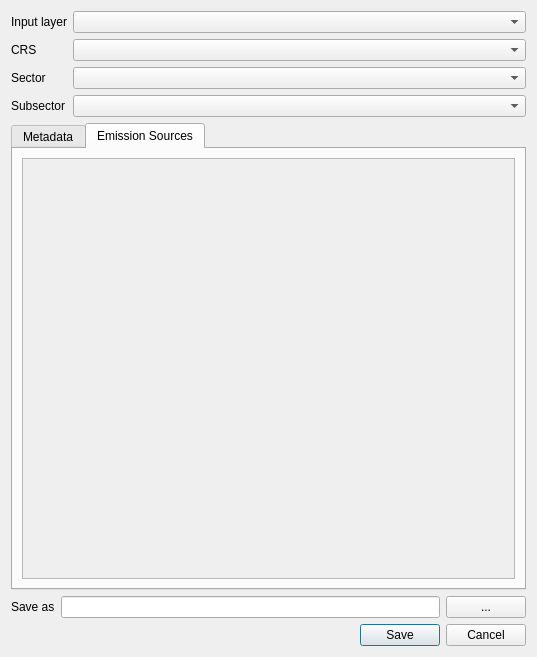
Above: ImaerPlugin/generate_calc_input_dlg.ui from opengeogroep/AERIUS-QGIS-plugins before the change. Below: the same form after it.
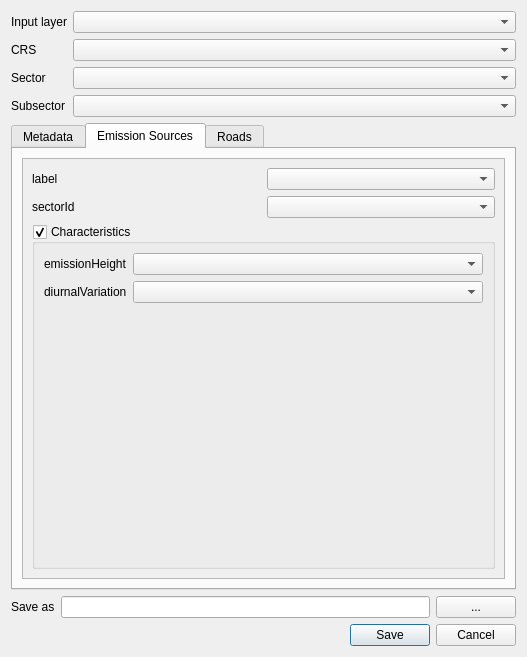
That is the form after the change. The open tabs and pages were chosen to show the change. Custom widgets are drawn as their Qt base class.

Commit message: emission sources in tabs

What changed in the file:
```diff
--- a/ImaerPlugin/generate_calc_input_dlg.ui
+++ b/ImaerPlugin/generate_calc_input_dlg.ui
@@ -6,7 +6,7 @@
    <rect>
     <x>0</x>
     <y>0</y>
-    <width>537</width>
+    <width>527</width>
     <height>657</height>
    </rect>
   </property>
@@ -223,13 +223,66 @@
                <rect>
                 <x>0</x>
                 <y>0</y>
-                <width>491</width>
+                <width>481</width>
                 <height>394</height>
                </rect>
               </property>
               <layout class="QGridLayout" name="gridLayout_3">
+               <item row="1" column="0">
+                <widget class="QLabel" name="label_sector_id">
+                 <property name="text">
+                  <string>sectorId</string>
+                 </property>
+                </widget>
+               </item>
+               <item row="0" column="1">
+                <widget class="QComboBox" name="fcb_label"/>
+               </item>
+               <item row="1" column="1">
+                <widget class="QComboBox" name="fcb_sector_id"/>
+               </item>
                <item row="0" column="0">
-                <layout class="QGridLayout" name="grid_elements"/>
+                <layout class="QVBoxLayout" name="verticalLayout_5">
+                 <item>
+                  <widget class="QLabel" name="label_label">
+                   <property name="text">
+                    <string>label</string>
+                   </property>
+                  </widget>
+                 </item>
+                </layout>
+               </item>
+               <item row="2" column="0" colspan="2">
+                <widget class="QGroupBox" name="groupBox_es_characteristics">
+                 <property name="title">
+                  <string>Characteristics</string>
+                 </property>
+                 <property name="checkable">
+                  <bool>true</bool>
+                 </property>
+                 <layout class="QFormLayout" name="formLayout_5">
+                  <item row="1" column="0">
+                   <widget class="QLabel" name="label_diurnal_variation">
+                    <property name="text">
+                     <string>diurnalVariation</string>
+                    </property>
+                   </widget>
+                  </item>
+                  <item row="1" column="1">
+                   <widget class="QComboBox" name="fcb_diurnal_variation"/>
+                  </item>
+                  <item row="0" column="0">
+                   <widget class="QLabel" name="label_emission_height">
+                    <property name="text">
+                     <string>emissionHeight</string>
+                    </property>
+                   </widget>
+                  </item>
+                  <item row="0" column="1">
+                   <widget class="QComboBox" name="fcb_emission_height"/>
+                  </item>
+                 </layout>
+                </widget>
                </item>
               </layout>
              </widget>
@@ -237,6 +290,11 @@
            </item>
           </layout>
          </widget>
+         <widget class="QWidget" name="tab_road_transportation">
+          <attribute name="title">
+           <string>Roads</string>
+          </attribute>
+         </widget>
         </widget>
        </item>
       </layout>
```
Left out of the diff: 2 changed lines with no effect on the pictures. The commit also changes 2 other files.
